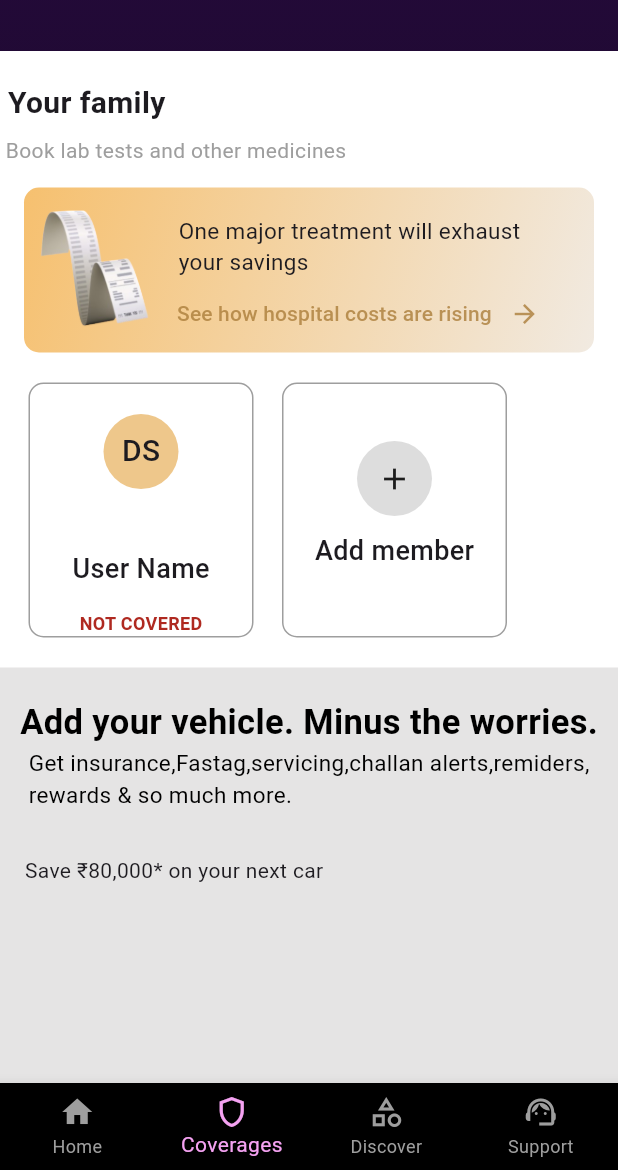
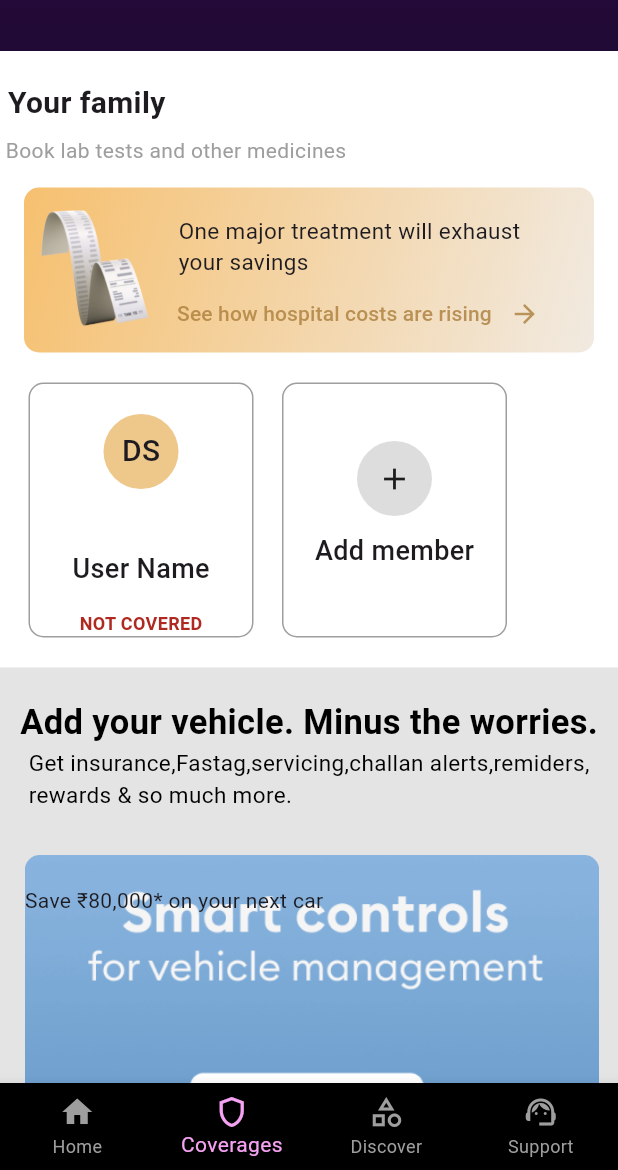
Before and after one commit to denilshaji2k/acko-clone, a Flutter app: the HomeView screen opened directly, item 2 of the bottom bar chosen, on a phone screen of 412 x 824 dp, the part 66-1236 px from its top. Run offline on Flutter 3.47's test engine with Material 3 defaults, Android fonts, the phone set to English and light mode, and no system bars; our stand-ins replace flutter_svg; Roboto replaces fonts that are missing (poppins).

Commit message:
text alignment

```diff
--- a/lib/view/navbar/coverages_view.dart
+++ b/lib/view/navbar/coverages_view.dart
@@ -304,20 +304,18 @@ class CoveragesView extends StatelessWidget {
                                       Container(
                                     decoration: BoxDecoration(
                                       borderRadius: BorderRadius.circular(10),
-                                      // image: DecorationImage(
-                                      //   image: AssetImage(images[index]),
-                                      //   fit: BoxFit.cover,
-                                      // ),
+                                      image: DecorationImage(
+                                        image: AssetImage(images[index]),
+                                        fit: BoxFit.cover,
                                       ),
-                                    child: Positioned(
-                                      right: 50,
+                                    ),
                                     child: Column(
                                         crossAxisAlignment:
                                             CrossAxisAlignment.start,
                                         children: [
+                                          const SizedBox(height: 20),
                                           Text(texts[index]),
                                         ]),
-                                    ),
                                   ),
                                 );
                               },
```
Lines whose indentation alone changed are shown as unchanged.
